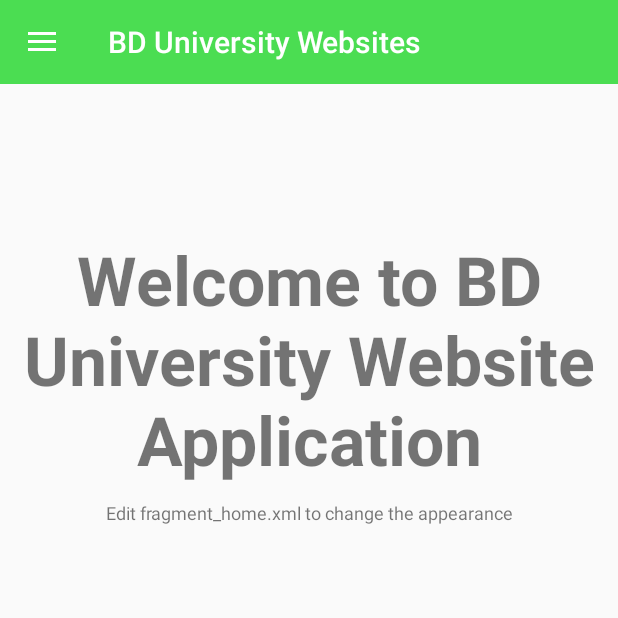
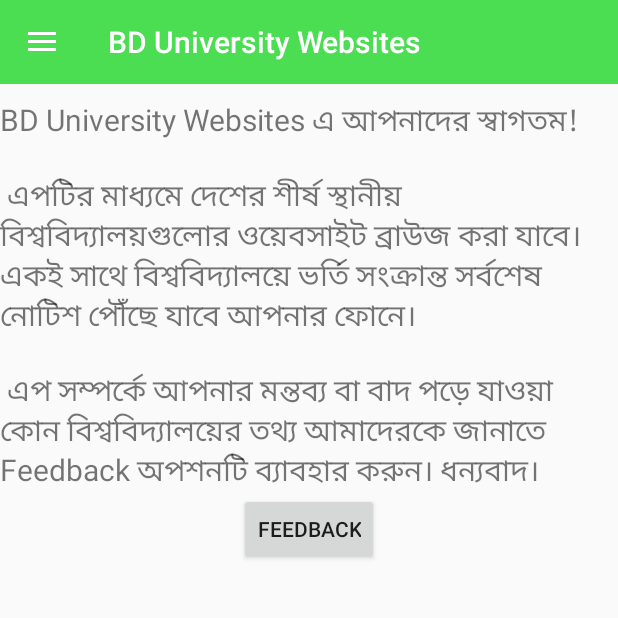
Before and after one commit to chistyinfo/BDUniversityWebsites, an Android app: the screen it shows after launch (MainActivity), on a phone screen of 412 x 824 dp, the top half of it. Run offline under Robolectric (Android 15) with nearby library versions, the phone set to English and light mode, and no system bars; our stand-ins replace AdMob; libraries missing offline, so code that uses them is left out: com.rzlts.appinbox; 3 statements that could not run were skipped.

Commit message:
Welcome note changed

```diff
--- a/app/src/main/java/aoktroop/bduniversity/activity/BduniversitywebsitesFragment.java
+++ b/app/src/main/java/aoktroop/bduniversity/activity/BduniversitywebsitesFragment.java
@@ -10,11 +10,14 @@
 import android.view.LayoutInflater;
 import android.view.View;
 import android.view.ViewGroup;
+import android.widget.Button;
 
 import oaktroop.bduniversity.R;
 
 
 public class BduniversitywebsitesFragment extends Fragment {
+
+
 
     public BduniversitywebsitesFragment() {
         // Required empty public constructor
@@ -23,6 +26,8 @@
     @Override
     public void onCreate(Bundle savedInstanceState) {
         super.onCreate(savedInstanceState);
+
+
 
     }
 
--- a/app/src/main/res/layout/fragment_bduniversitywebsites.xml
+++ b/app/src/main/res/layout/fragment_bduniversitywebsites.xml
@@ -8,23 +8,20 @@
 
     <TextView
         android:id="@+id/label"
-        android:layout_alignParentTop="true"
-        android:layout_marginTop="100dp"
+        android:layout_marginTop="10dp"
         android:layout_width="fill_parent"
         android:layout_height="wrap_content"
-        android:gravity="center_horizontal"
-        android:textSize="45dp"
-        android:text="Welcome to BD University Website Application"
-        android:textStyle="bold"/>
+        android:gravity="left"
+        android:textSize="20sp"
+        android:text="@string/welcome_note" />
 
-    <TextView
-        android:layout_below="@id/label"
-        android:layout_centerInParent="true"
-        android:layout_width="fill_parent"
+    <Button
+        android:layout_width="wrap_content"
         android:layout_height="wrap_content"
-        android:textSize="12dp"
-        android:layout_marginTop="10dp"
-        android:gravity="center_horizontal"
-        android:text="Edit fragment_home.xml to change the appearance" />
+        android:layout_below="@+id/label"
+        android:layout_centerHorizontal="true"
+        android:id="@+id/feedbackButton"
+        android:text="Feedback"/>
+
 
 </RelativeLayout>
--- a/app/src/main/res/values/strings.xml
+++ b/app/src/main/res/values/strings.xml
@@ -13,6 +13,10 @@
     <string name="nav_item_national">National University</string>
     <string name="nav_item_inter">International University</string>
     <string name="nav_item_developer">About Developer</string>
+
+    <string name="welcome_note">BD University Websites এ আপনাদের স্বাগতম!\n\n
+এপটির মাধ্যমে দেশের শীর্ষ স্থানীয় বিশ্ববিদ্যালয়গুলোর ওয়েবসাইট ব্রাউজ করা যাবে। একই সাথে বিশ্ববিদ্যালয়ে ভর্তি সংক্রান্ত সর্বশেষ নোটিশ পৌঁছে যাবে আপনার ফোনে।\n\n
+এপ সম্পর্কে আপনার মন্তব্য বা বাদ পড়ে যাওয়া কোন বিশ্ববিদ্যালয়ের তথ্য আমাদেরকে জানাতে Feedback অপশনটি ব্যাবহার করুন। ধন্যবাদ।</string>
 
 
     <!-- navigation drawer item labels  -->
```
